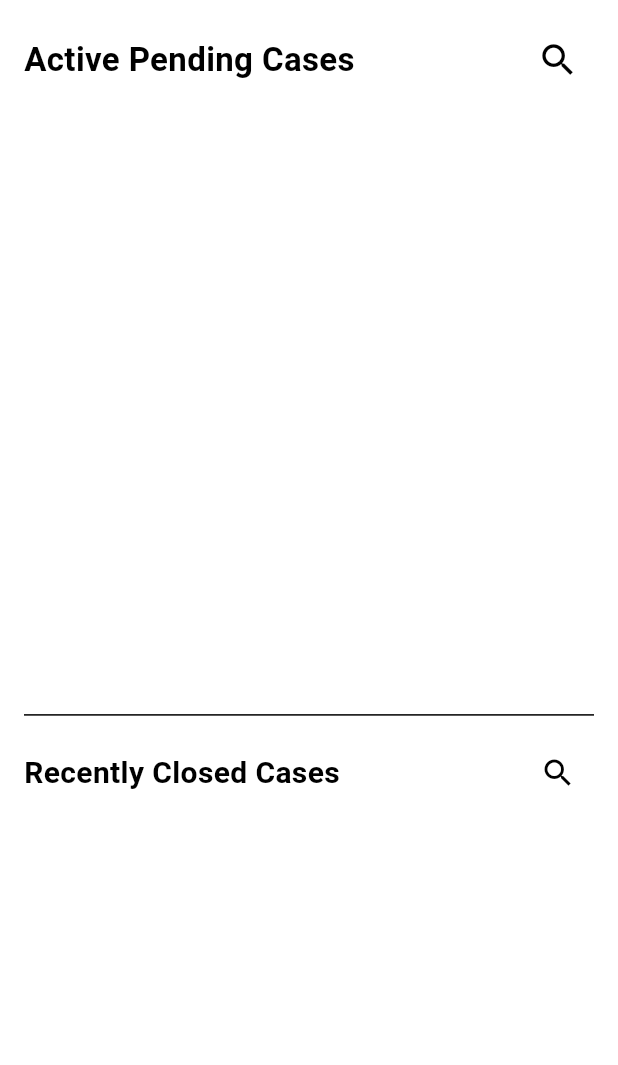
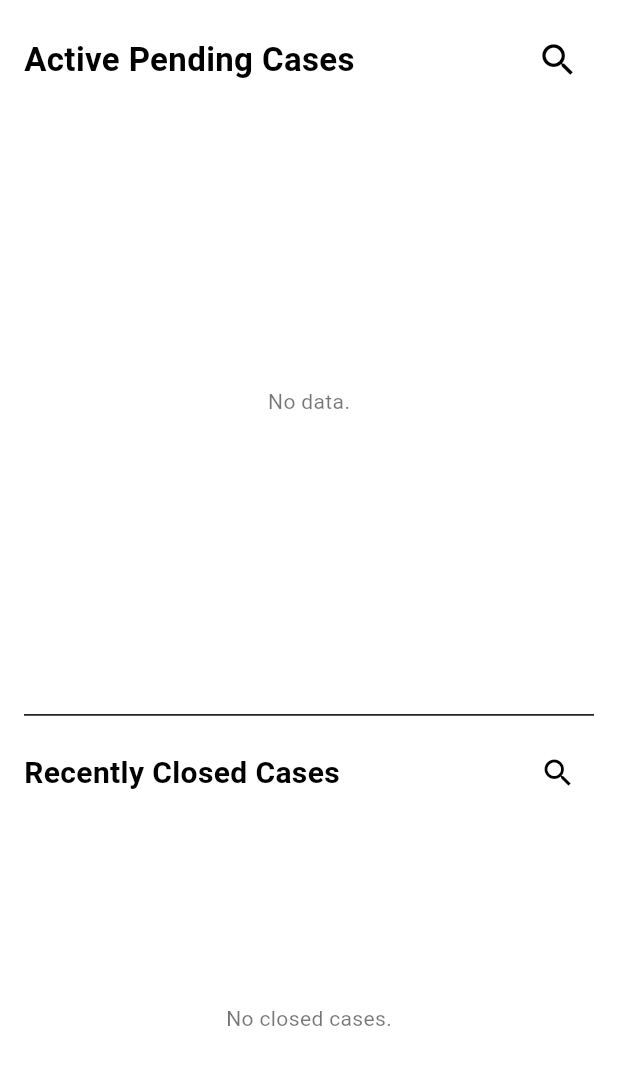
Before and after one commit to Dewjy02/Ai-Powered-Biometric-System-for-Crime-Suspect-Prediction, a Flutter app: the CaseManagement widget shown alone on an empty page, opened directly, on a phone screen of 412 x 824 dp. Shown: the top 1065 px of the screen. Run offline on Flutter 3.47's test engine with Material 3 defaults, Android fonts, the phone set to English and light mode, and no system bars; our stand-ins replace cloud_firestore, dotted_border, dropdown_button2, file_picker, firebase_auth, firebase_core and 1 more; accounts and stored records are empty.

Commit message:
fix some errors

```diff
--- a/lib/main.dart
+++ b/lib/main.dart
@@ -12,7 +12,6 @@ void main() async {
 
   runApp(const MyApp());
 }
-
 class MyApp extends StatelessWidget {
   const MyApp({super.key});
 
@@ -24,7 +23,7 @@ class MyApp extends StatelessWidget {
       theme: ThemeData(
         colorScheme: ColorScheme.fromSeed(seedColor: Colors.deepPurple),
       ),
-      home: const Dashboard(),
+      home: const SignUp(),
     );
   }
 }
--- a/lib/screens/case management/case_management.dart
+++ b/lib/screens/case management/case_management.dart
@@ -14,6 +14,10 @@ class CaseManagement extends StatefulWidget {
 
 class _CaseManagementState extends State<CaseManagement> {
   final FirebaseFirestore _firestore = FirebaseFirestore.instance;
+
+  late Stream<QuerySnapshot> _confirmedCasesStream;
+  late Stream<DocumentSnapshot> _caseCounterStream;
+  late Stream<QuerySnapshot> _closedCasesListStream;
 
   final TextEditingController _activeSearchController = TextEditingController();
   String _activeSearchQuery = "";
@@ -35,6 +39,18 @@ class _CaseManagementState extends State<CaseManagement> {
   ];
 
   final Map<String, String> _selectedCaseTypes = {};
+
+  @override
+  void initState() {
+    super.initState();
+    _confirmedCasesStream = _firestore.collection('ConfirmedCases').snapshots();
+    _caseCounterStream =
+        _firestore.collection('Meta').doc('caseCounter').snapshots();
+    _closedCasesListStream = _firestore
+        .collection('ConfirmedCases')
+        .orderBy('confirmedAt', descending: true)
+        .snapshots();
+  }
 
   @override
   void dispose() {
@@ -100,6 +116,11 @@ class _CaseManagementState extends State<CaseManagement> {
         'matchScore': suspectData['score'],
         'confirmedAt': FieldValue.serverTimestamp(),
       });
+      if (_expandedCaseIds.contains(caseId)) {
+        setState(() {
+          _expandedCaseIds.remove(caseId);
+        });
+      }
 
       if (mounted) {
         ScaffoldMessenger.of(context).showSnackBar(
@@ -138,7 +159,7 @@ class _CaseManagementState extends State<CaseManagement> {
             Text("Case Closed: ${data['caseId'].toString().toUpperCase()}"),
             Text(
               data['caseType'],
-              style: const TextStyle(fontSize: 14, color: Colors.white),
+              style: const TextStyle(fontSize: 14, color: Colors.black),
             ),
           ],
         ),
@@ -155,9 +176,8 @@ class _CaseManagementState extends State<CaseManagement> {
               CircleAvatar(
                 radius: 50,
                 backgroundColor: Colors.grey.shade200,
-                backgroundImage: imageBytes != null
-                    ? MemoryImage(imageBytes)
-                    : null,
+                backgroundImage:
+                    imageBytes != null ? MemoryImage(imageBytes) : null,
                 child: imageBytes == null
                     ? const Icon(Icons.person, size: 40)
                     : null,
@@ -291,7 +311,7 @@ class _CaseManagementState extends State<CaseManagement> {
           Expanded(
             flex: 3,
             child: StreamBuilder<QuerySnapshot>(
-              stream: _firestore.collection('ConfirmedCases').snapshots(),
+              stream: _confirmedCasesStream,
               builder: (context, confirmedSnapshot) {
                 if (confirmedSnapshot.connectionState ==
                     ConnectionState.waiting) {
@@ -305,17 +325,14 @@ class _CaseManagementState extends State<CaseManagement> {
                     .toSet();
 
                 return StreamBuilder<DocumentSnapshot>(
-                  stream: _firestore
-                      .collection('Meta')
-                      .doc('caseCounter')
-                      .snapshots(),
+                  stream: _caseCounterStream,
                   builder: (context, counterSnapshot) {
                     if (!counterSnapshot.hasData ||
                         !counterSnapshot.data!.exists) {
                       return const Center(
                         child: Text(
                           "No data.",
-                          style: TextStyle(color: Colors.white),
+                          style: TextStyle(color: Colors.black54),
                         ),
                       );
                     }
@@ -352,7 +369,7 @@ class _CaseManagementState extends State<CaseManagement> {
                               ? "All cases are cleared!"
                               : "No case found matching '$_activeSearchQuery'",
                           style: const TextStyle(
-                            color: Colors.white,
+                            color: Colors.black54,
                             fontSize: 16,
                           ),
                         ),
@@ -363,7 +380,7 @@ class _CaseManagementState extends State<CaseManagement> {
                       itemCount: activeCasesList.length,
                       itemBuilder: (context, index) {
                         final caseId = activeCasesList[index];
-                        return _buildActiveCaseCard(caseId);
+                        return _buildActiveCaseCard(caseId, Key(caseId));
                       },
                     );
                   },
@@ -430,10 +447,7 @@ class _CaseManagementState extends State<CaseManagement> {
           Expanded(
             flex: 2,
             child: StreamBuilder<QuerySnapshot>(
-              stream: _firestore
-                  .collection('ConfirmedCases')
-                  .orderBy('confirmedAt', descending: true)
-                  .snapshots(),
+              stream: _closedCasesListStream,
               builder: (context, snapshot) {
                 if (snapshot.connectionState == ConnectionState.waiting) {
                   return const Center(child: CircularProgressIndicator());
@@ -442,7 +456,7 @@ class _CaseManagementState extends State<CaseManagement> {
                   return const Center(
                     child: Text(
                       "No closed cases.",
-                      style: TextStyle(color: Colors.white60),
+                      style: TextStyle(color: Colors.black54),
                     ),
                   );
                 }
@@ -462,7 +476,7 @@ class _CaseManagementState extends State<CaseManagement> {
                   return const Center(
                     child: Text(
                       "No NIC found.",
-                      style: TextStyle(color: Colors.white60),
+                      style: TextStyle(color: Colors.black54),
                     ),
                   );
                 }
@@ -483,9 +497,9 @@ class _CaseManagementState extends State<CaseManagement> {
     );
   }
 
-  Widget _buildActiveCaseCard(String caseId) {
+  Widget _buildActiveCaseCard(String caseId, Key key) {
     return Card(
-      key: Key(caseId),
+      key: key,
       margin: const EdgeInsets.only(bottom: 16),
       elevation: 8,
       shadowColor: Colors.black26,
@@ -510,6 +524,7 @@ class _CaseManagementState extends State<CaseManagement> {
             iconColor: Colors.white,
             collapsedIconColor: Colors.white70,
 
+            // If the ID is in our set, it's expanded
             initiallyExpanded: _expandedCaseIds.contains(caseId),
             onExpansionChanged: (expanded) {
               setState(() {
--- a/lib/screens/fingerprint upload/fingerprint_upload.dart
+++ b/lib/screens/fingerprint upload/fingerprint_upload.dart
@@ -37,7 +37,7 @@ class _FingerprintUploadState extends State<FingerprintUpload> {
 
       try {
         await Future.delayed(const Duration(seconds: 10));
-        final url = Uri.parse("http://192.168.1.2:5001/match");
+        final url = Uri.parse("http://192.168.1.12:5001/match");
         final response = await http.post(
           url,
           headers: {"Content-Type": "application/json"},
```
Also changed, not shown: lib/screens/dashboard home/dashboard.dart (+19 -15 lines), lib/screens/dashboard home/user_profile_dialog.dart (+31 -8 lines), lib/screens/login/sign_in.dart (+47 -8 lines), lib/screens/match result/match_result.dart (+3 -9 lines), lib/screens/suspect profile/suspect_profile.dart (+2 -7 lines), lib/widgets/customDrawerMenu.dart (+1 -6 lines), 1 other file.
